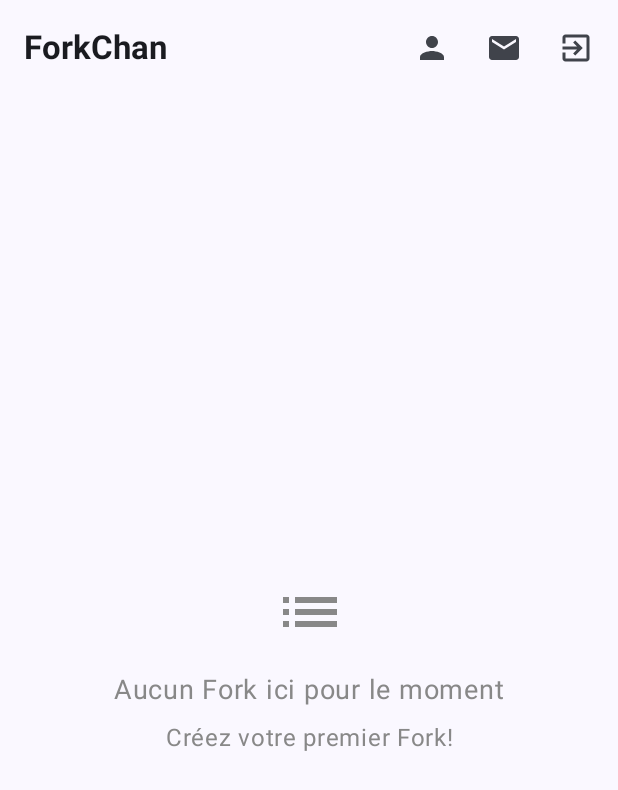
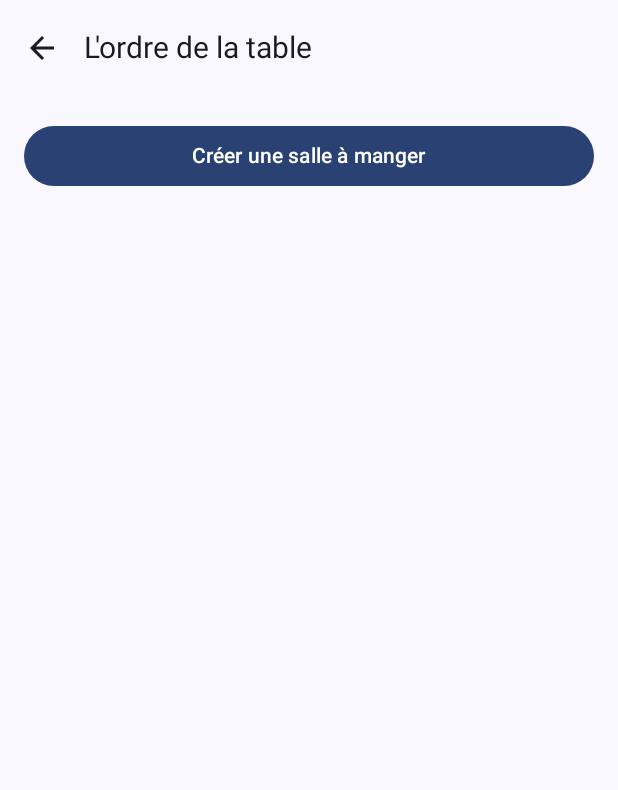
Before and after one commit to Sylouane05/fork_chan, an Android app built with Jetpack Compose: the FeedPage screen opened through its navigation route, after a tap on "Messages", on a phone screen of 412 x 824 dp. Shown: the top 790 px of the screen. Run offline under Robolectric (Android 15) with nearby library versions, the phone set to English and light mode, and no system bars; our stand-ins replace Firebase (no records; nobody signed in at launch, a user with empty details on screens opened directly), livedata-compose.

Commit message:
chat en direct fonctionnel // en attente d'amélioration de l'UI

```diff
--- a/app/src/main/java/fr/fork_chan/MyAppNavigation.kt
+++ b/app/src/main/java/fr/fork_chan/MyAppNavigation.kt
@@ -4,9 +4,14 @@ import android.annotation.SuppressLint
 import androidx.compose.runtime.Composable
 import androidx.compose.ui.Modifier
 import androidx.lifecycle.viewmodel.compose.viewModel
+import androidx.navigation.NavType
 import androidx.navigation.compose.NavHost
 import androidx.navigation.compose.composable
 import androidx.navigation.compose.rememberNavController
+import androidx.navigation.navArgument
+import fr.fork_chan.activities.ChatRoomPage
+import fr.fork_chan.activities.ChatRoomsPage
+import fr.fork_chan.activities.CreateChatRoom
 import fr.fork_chan.activities.CreatePostPage
 import fr.fork_chan.activities.EditProfilePage
 import fr.fork_chan.activities.FeedPage
@@ -43,5 +48,15 @@ fun Navigation(modifier: Modifier = Modifier) {
                 onError = { },
                 navController = navController
             )}
+
+        // **New Chat Screens*
+        composable("chat_rooms") { ChatRoomsPage(navController) }
+        composable("create_chat_room") { CreateChatRoom(navController) }
+        composable(
+            "chat/{roomId}",
+            arguments = listOf(navArgument("roomId") { type = NavType.StringType })
+        ) { backStackEntry ->
+            ChatRoomPage(navController, backStackEntry.arguments?.getString("roomId") ?: "")
+        }
     }
 }
--- /dev/null
+++ b/app/src/main/java/fr/fork_chan/activities/ChatRoomsPage.kt
@@ -0,0 +1,79 @@
+package fr.fork_chan.activities
+
+import androidx.compose.foundation.clickable
+import androidx.compose.foundation.layout.*
+import androidx.compose.foundation.lazy.LazyColumn
+import androidx.compose.foundation.lazy.items
+import androidx.compose.material.icons.Icons
+import androidx.compose.material.icons.automirrored.filled.ArrowBack
+import androidx.compose.material3.*
+import androidx.compose.runtime.*
+import androidx.compose.ui.Modifier
+import androidx.compose.ui.unit.dp
+import androidx.compose.ui.unit.sp
+import androidx.navigation.NavController
+import com.google.firebase.firestore.FirebaseFirestore
+
+@OptIn(ExperimentalMaterial3Api::class)
+@Composable
+fun ChatRoomsPage(navController: NavController) {
+    val chatRooms = remember { mutableStateListOf<String>() }
+
+    // Fetch chat rooms from Firestore
+    LaunchedEffect(Unit) {
+        FirebaseFirestore.getInstance().collection("chat_rooms")
+            .get()
+            .addOnSuccessListener { result ->
+                val rooms = result.documents.mapNotNull { it.id }
+                chatRooms.clear()
+                chatRooms.addAll(rooms)
+            }
+    }
+
+    Scaffold(
+        topBar = {
+            TopAppBar(
+                title = { Text("L'ordre de la table", fontSize = 20.sp) },
+                navigationIcon = {
+                    IconButton(onClick = { navController.popBackStack() }) {
+                        Icon(Icons.AutoMirrored.Filled.ArrowBack, contentDescription = "Back")
+                    }
+                }
+            )
+        }
+    ) { paddingValues ->
+        Column(
+            modifier = Modifier
+                .fillMaxSize()
+                .padding(paddingValues)
+                .padding(16.dp)
+        ) {
+            Button(
+                onClick = { navController.navigate("create_chat_room") },
+                modifier = Modifier.fillMaxWidth()
+            ) {
+                Text("Créer une salle à manger")
+            }
+
+            Spacer(modifier = Modifier.height(16.dp))
+
+            LazyColumn {
+                items(chatRooms) { room ->
+                    Card(
+                        modifier = Modifier
+                            .fillMaxWidth()
+                            .padding(8.dp)
+                            .clickable { navController.navigate("chat/$room") },
+                        elevation = CardDefaults.cardElevation(4.dp)
+                    ) {
+                        Text(
+                            text = room,
+                            fontSize = 18.sp,
+                            modifier = Modifier.padding(16.dp)
+                        )
+                    }
+                }
+            }
+        }
+    }
+}
--- a/app/src/main/java/fr/fork_chan/activities/FeedPage.kt
+++ b/app/src/main/java/fr/fork_chan/activities/FeedPage.kt
@@ -136,7 +136,7 @@ fun FeedPage(
                             contentDescription = "Profile"
                         )
                     }
-                    IconButton(onClick = { /* Navigate to messages */ }) {
+                    IconButton(onClick = { navController.navigate("chat_rooms") }) {
                         Icon(
                             imageVector = Icons.Default.Email,
                             contentDescription = "Messages"
--- a/app/src/main/java/fr/fork_chan/activities/PostItem.kt
+++ b/app/src/main/java/fr/fork_chan/activities/PostItem.kt
@@ -4,10 +4,8 @@ import android.graphics.BitmapFactory
 import android.util.Base64
 import androidx.compose.animation.AnimatedVisibility
 import androidx.compose.foundation.Image
-import androidx.compose.foundation.background
 import androidx.compose.foundation.clickable
 import androidx.compose.foundation.layout.*
-import androidx.compose.foundation.shape.CircleShape
 import androidx.compose.foundation.shape.RoundedCornerShape
 import androidx.compose.material.icons.Icons
 import androidx.compose.material.icons.automirrored.filled.List
```
Also changed, not shown: app/src/main/java/fr/fork_chan/activities/ChatRoomPage.kt (added, +167 -0 lines), app/src/main/java/fr/fork_chan/activities/CreateChatRoom.kt (added, +65 -0 lines).
